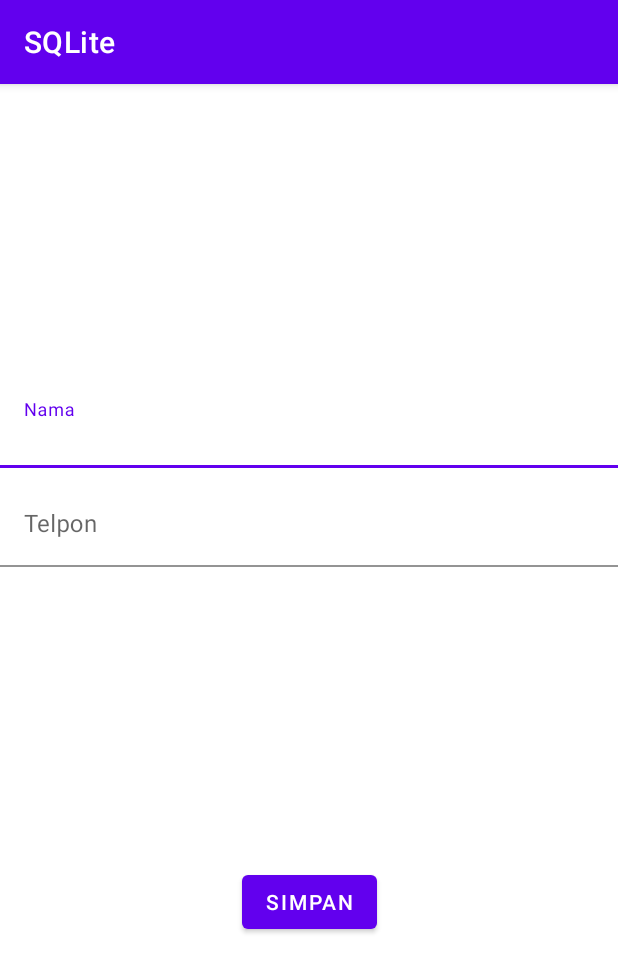
After one commit to alfinuraziz/SQLite, an Android app: the TemanBaru screen opened directly, with no data from a screen before it, on a phone screen of 412 x 824 dp. The commit adds this screen. Shown: the top 972 px of the screen. Run offline under Robolectric (Android 15) with nearby library versions, the phone set to English and light mode, and no system bars.

Commit message:
Tambahan Activity 6

```diff
--- a/app/src/main/AndroidManifest.xml
+++ b/app/src/main/AndroidManifest.xml
@@ -9,6 +9,9 @@
         android:roundIcon="@mipmap/ic_launcher_round"
         android:supportsRtl="true"
         android:theme="@style/Theme.SQLite">
+        <activity
+            android:name=".TemanBaru"
+            android:exported="false" />
         <activity
             android:name=".edit_teman"
             android:exported="false" />
--- /dev/null
+++ b/app/src/main/java/com/example/sqlite/TemanBaru.java
@@ -0,0 +1,56 @@
+package com.example.sqlite;
+
+import androidx.appcompat.app.AppCompatActivity;
+
+import android.content.Intent;
+import android.os.Bundle;
+import android.view.View;
+import android.widget.Button;
+import android.widget.Toast;
+
+import com.example.sqlite.database.DBController;
+import com.example.sqlite.database.Teman;
+import com.google.android.material.textfield.TextInputEditText;
+
+import java.util.HashMap;
+
+public class TemanBaru extends AppCompatActivity {
+    private TextInputEditText tnama,tTelpon;
+    private Button simpanBtn;
+    String nm,tlp;
+    DBController controller = new DBController(this);
+
+    @Override
+    protected void onCreate(Bundle savedInstanceState) {
+        super.onCreate(savedInstanceState);
+        setContentView(R.layout.activity_teman_baru);
+
+        tnama = (TextInputEditText) findViewById(R.id.tietNama);
+        tTelpon = (TextInputEditText) findViewById(R.id.tietTelpon);
+        simpanBtn = (Button) findViewById(R.id.buttonSave);
+
+        simpanBtn.setOnClickListener(new View.OnClickListener() {
+            @Override
+            public void onClick(View view) {
+                if(tnama.getText().toString().equals("")||tTelpon.getText().toString().equals("")){
+                    Toast.makeText(getApplicationContext(), "Data belum komplit !", Toast.LENGTH_SHORT).show();
+                }else {
+                    nm = tnama.getText().toString();
+                    tlp =tTelpon.getText().toString();
+
+                    HashMap<String,String> qvalues = new HashMap<>();
+                    qvalues.put("nama",nm);
+                    qvalues.put("telpon",tlp);
+
+                    controller.insertData(qvalues);
+                    callHome();
+                }
+            }
+        });
+    }
+    public void callHome(){
+        Intent intent = new Intent(TemanBaru.this,MainActivity.class);
+        startActivity(intent);
+        finish();
+    }
+}
--- /dev/null
+++ b/app/src/main/res/layout/activity_teman_baru.xml
@@ -0,0 +1,53 @@
+<?xml version="1.0" encoding="utf-8"?>
+<androidx.constraintlayout.widget.ConstraintLayout xmlns:android="http://schemas.android.com/apk/res/android"
+    xmlns:app="http://schemas.android.com/apk/res-auto"
+    xmlns:tools="http://schemas.android.com/tools"
+    android:layout_width="match_parent"
+    android:layout_height="match_parent"
+    tools:context=".TemanBaru">
+
+    <com.google.android.material.textfield.TextInputLayout
+        android:id="@+id/textInputLayout"
+        android:layout_width="match_parent"
+        android:layout_height="wrap_content"
+        android:layout_marginTop="200dp"
+        app:layout_constraintEnd_toEndOf="parent"
+        app:layout_constraintStart_toStartOf="parent"
+        app:layout_constraintTop_toTopOf="parent">
+
+        <com.google.android.material.textfield.TextInputEditText
+            android:id="@+id/tietNama"
+            android:layout_width="match_parent"
+            android:layout_height="wrap_content"
+            android:background="@color/cardview_light_background"
+            android:hint="Nama" />
+    </com.google.android.material.textfield.TextInputLayout>
+
+    <com.google.android.material.textfield.TextInputLayout
+        android:id="@+id/textInputLayout2"
+        android:layout_width="match_parent"
+        android:layout_height="wrap_content"
+        android:layout_marginTop="10dp"
+        app:layout_constraintEnd_toEndOf="@+id/textInputLayout"
+        app:layout_constraintStart_toStartOf="@+id/textInputLayout"
+        app:layout_constraintTop_toBottomOf="@+id/textInputLayout">
+
+        <com.google.android.material.textfield.TextInputEditText
+            android:id="@+id/tietTelpon"
+            android:layout_width="match_parent"
+            android:layout_height="wrap_content"
+            android:background="@color/cardview_light_background"
+            android:hint="Telpon" />
+    </com.google.android.material.textfield.TextInputLayout>
+
+    <Button
+        android:id="@+id/buttonSave"
+        android:layout_width="wrap_content"
+        android:layout_height="wrap_content"
+        android:text="Simpan"
+        app:layout_constraintBottom_toBottomOf="parent"
+        app:layout_constraintEnd_toEndOf="@+id/textInputLayout2"
+        app:layout_constraintStart_toStartOf="@+id/textInputLayout2"
+        app:layout_constraintTop_toBottomOf="@+id/textInputLayout2" />
+
+</androidx.constraintlayout.widget.ConstraintLayout>
--- a/app/src/main/res/layout/row_data_teman.xml
+++ b/app/src/main/res/layout/row_data_teman.xml
@@ -4,6 +4,9 @@
     android:layout_width="match_parent"
     android:layout_height="match_parent"
     android:id="@+id/Kartuku">
+    card_view:cardElevation="3dp"
+    card_view:cardCornerRadius="5dp"
+    card_view:cardUseCompatPadding="true">
 
     <LinearLayout
         android:layout_width="match_parent"
```
Also changed, not shown: app/src/main/java/com/example/sqlite/MainActivity.java (+48 -0 lines), app/src/main/java/com/example/sqlite/adapter/TemanAdapter.java (+11 -0 lines), app/src/main/java/com/example/sqlite/database/DBController.java (+21 -0 lines), app/src/main/res/layout/activity_main.xml (+14 -5 lines).
